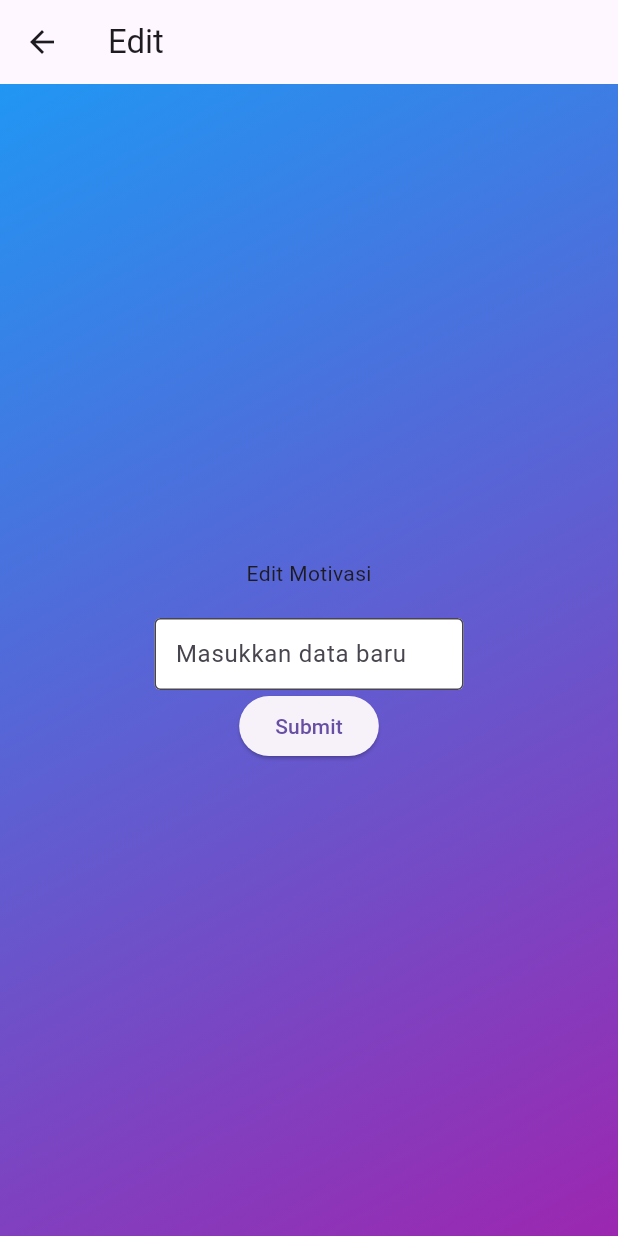
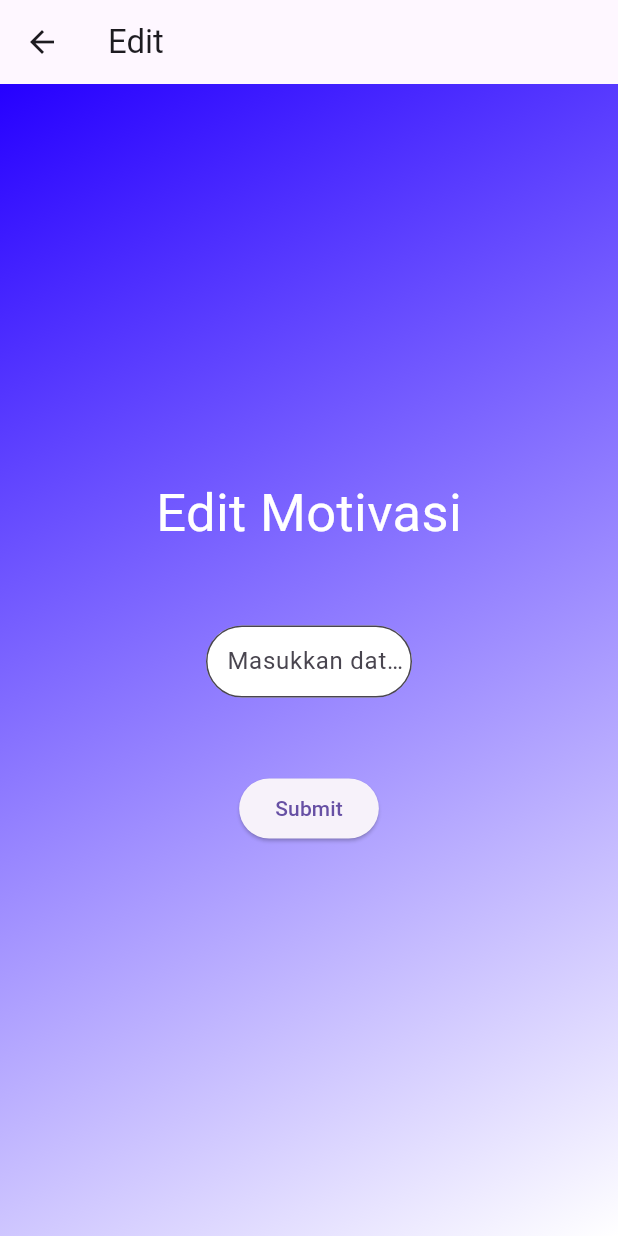
Before and after one commit to NoobBPS/vigenesia_app, a Flutter app: the EditPage screen opened directly with empty values, on a phone screen of 412 x 824 dp. Run offline on Flutter 3.47's test engine with Material 3 defaults, Android fonts, the phone set to English and light mode, and no system bars; our stand-ins replace another_flushbar, dio, flutter_form_builder, google_fonts.

Commit message:
Update EditPage.dart

```diff
--- a/lib/Screens/EditPage.dart
+++ b/lib/Screens/EditPage.dart
@@ -47,7 +47,7 @@ class _EditPageState extends State<EditPage> {
           child: Container(
             decoration: BoxDecoration(
               gradient: LinearGradient(
-                colors: [Colors.blue, Colors.purple],
+                colors: [Color.fromRGBO(38, 0, 255, 1), Color.fromRGBO(255, 255, 255, 1)],
                 begin: Alignment.topLeft,
                 end: Alignment.bottomRight,
               ),
@@ -59,25 +59,31 @@ class _EditPageState extends State<EditPage> {
                   mainAxisAlignment: MainAxisAlignment.center,
                   children: [
                     // ignore: unnecessary_string_interpolations
-                    Text("${widget.isi_motivasi ?? 'Edit Motivasi'}"),
-                    SizedBox(
-                      height: 20,
+                    Text("${widget.isi_motivasi ?? 'Edit Motivasi'}",
+                      style: TextStyle(color: Colors.white, fontSize: 35),
                     ),
                     SizedBox(
-                      width: MediaQuery.of(context).size.width / 2, // Adjusted width
+                      height: 50,
+                    ),
+                    SizedBox(
+                      width: MediaQuery.of(context).size.width / 3, // Adjusted width
                       child: FormBuilderTextField(
                         name: "isi_motivasi",
                         controller: isiMotivasiC,
                         decoration: InputDecoration(
                           labelText: "Masukkan data baru",
-                          border: OutlineInputBorder(),
+                          border: OutlineInputBorder(
+                            borderRadius: BorderRadius.circular(50),
+                          ),
                           filled: true, // Enable filling
                           fillColor: Colors.white, // Set background color to white
                           contentPadding: EdgeInsets.only(left: 10),
                         ),
                       ),
                     ),
-
+                    SizedBox(
+                      height: 50,
+                    ),
                     ElevatedButton(
                         onPressed: () {
                           putPost(isiMotivasiC.text, widget.id.toString())
```
